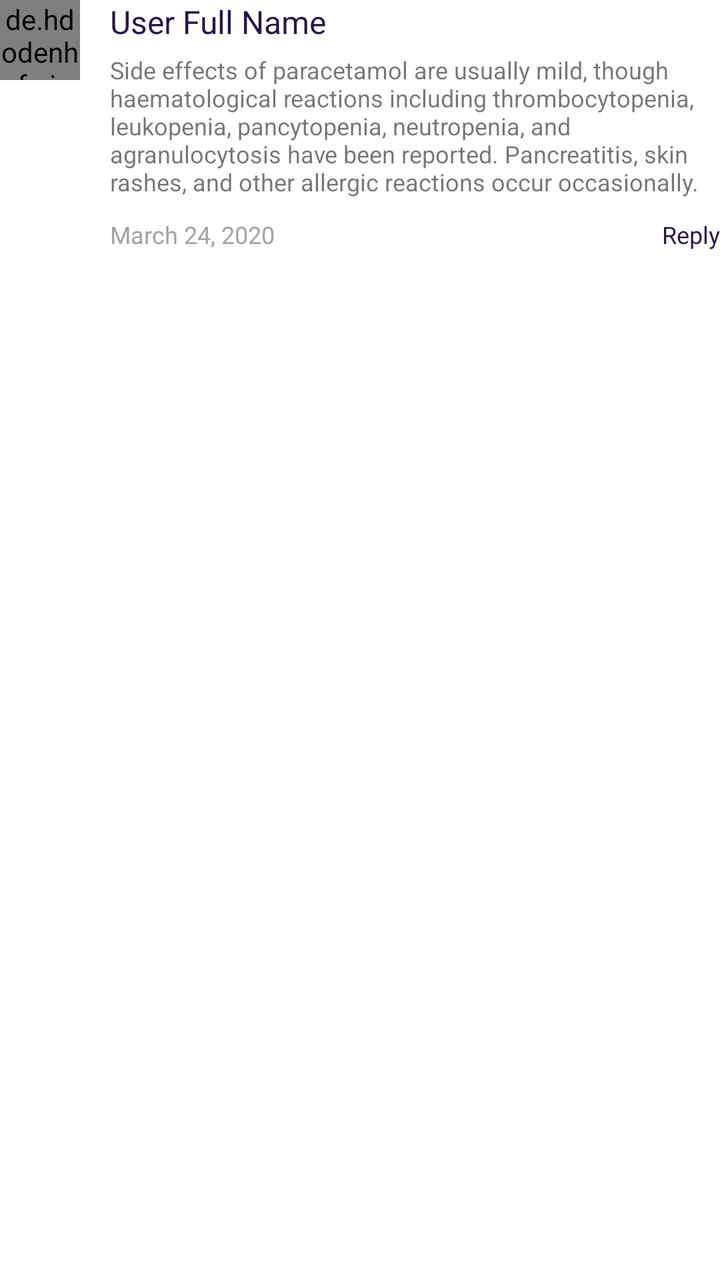
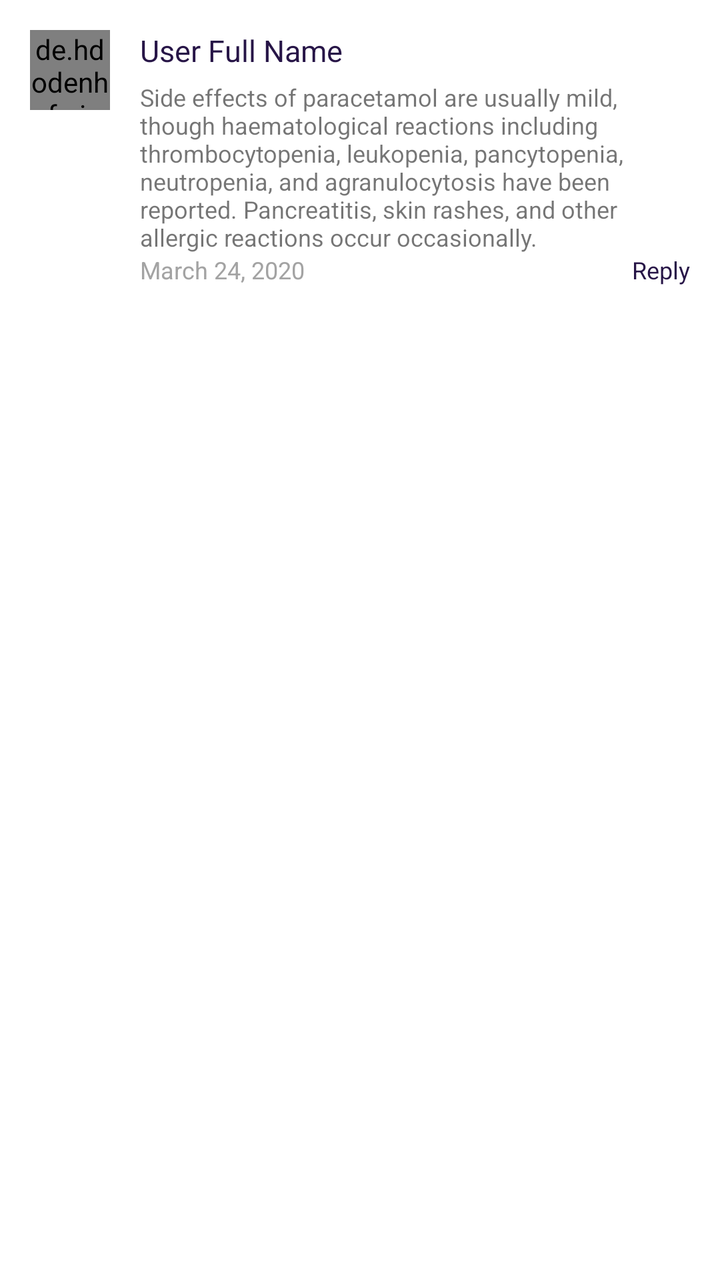

An Android layout rendered at two revisions. The XML below is the earlier revision; the diff shows what the commit changed to produce the second picture.
<!-- AndroidManifest.xml: application theme AppTheme -->
<!-- res/layout/item_comment.xml -->
<?xml version="1.0" encoding="utf-8"?>
<LinearLayout xmlns:android="http://schemas.android.com/apk/res/android"
    xmlns:app="http://schemas.android.com/apk/res-auto"
    android:id="@+id/item_layout"
    android:orientation="horizontal"
    android:layout_marginBottom="15dp"
    android:layout_width="match_parent"
    android:layout_height="wrap_content">

    <LinearLayout
        android:layout_width="wrap_content"
        android:layout_height="wrap_content">
        <de.hdodenhof.circleimageview.CircleImageView
            android:id="@+id/item_image"
            app:civ_border_width="1dp"
            app:civ_border_color="@color/colorLightGrey"
            android:src="@drawable/ic_add_photo"
            android:layout_marginEnd="15dp"
            android:layout_width="40dp"
            android:layout_height="40dp" />
    </LinearLayout>
    <LinearLayout
        android:orientation="vertical"
        android:layout_width="match_parent"
        android:layout_height="wrap_content">
        <TextView
            android:id="@+id/item_name"
            android:text="User Full Name"
            android:textSize="16sp"
            android:textAlignment="textStart"
            android:textColor="@color/colorPrimary"
            android:layout_marginBottom="5dp"
            android:layout_width="match_parent"
            android:layout_height="wrap_content"/>
        <TextView
            android:id="@+id/item_comment"
            android:text="Side effects of paracetamol are usually mild, though haematological reactions including thrombocytopenia, leukopenia, pancytopenia, neutropenia, and agranulocytosis have been reported. Pancreatitis, skin rashes, and other allergic reactions occur occasionally."
            android:textSize="12sp"
            android:textAlignment="textStart"
            android:layout_marginBottom="10dp"
            android:layout_width="wrap_content"
            android:layout_height="wrap_content"/>
        <RelativeLayout
            android:layout_width="match_parent"
            android:layout_height="wrap_content">
            <TextView
                android:id="@+id/item_date"
                android:text="March 24, 2020"
                android:textSize="12sp"
                android:textAlignment="textStart"
                android:textColor="@color/colorDeepGrey"
                android:layout_width="wrap_content"
                android:layout_height="wrap_content"/>
            <ImageButton
                android:visibility="gone"
                android:background="@drawable/ic_baseline_favorite_24"
                android:layout_marginEnd="15dp"
                android:layout_width="wrap_content"
                android:layout_height="wrap_content"/>
            <TextView
                android:id="@+id/item_reply"
                android:text="Reply"
                android:textSize="12sp"
                android:textAlignment="textStart"
                android:textColor="@color/colorPrimary"
                android:layout_alignParentEnd="true"
                android:layout_width="wrap_content"
                android:layout_height="wrap_content"/>
        </RelativeLayout>

    </LinearLayout>


</LinearLayout>
<!-- resources referenced by this layout -->
<resources>
  <color name="colorDeepGrey">#A3A3A3</color>
  <color name="colorLightGrey">#F2F2F2</color>
  <color name="colorPrimary">#271547</color>
  <!-- drawable ic_add_photo (drawable) -->
  <vector xmlns:android="http://schemas.android.com/apk/res/android"
      android:width="300dp"
      android:height="300dp"
      android:viewportWidth="300"
      android:viewportHeight="300">
    <path
        android:fillColor="#79346B"
        android:pathData="M164,199.8H91.5c-3.4,0 -6.7,-1.4 -9.1,-3.9c-2.5,-2.4 -3.8,-5.6 -3.9,-9.1v-77.7c0,-3.4 1.4,-6.7 3.9,-9.1c2.4,-2.5 5.6,-3.9 9.1,-3.9h20.7l11.7,-12.9h38.8l11.7,12.9h20.7c3.4,0 6.7,1.4 9.1,3.9c2.5,2.4 3.9,5.6 3.9,9.1v53.2c-3.2,-0.9 -6.5,-1.4 -9.8,-1.4c-19.1,0 -34.6,15.5 -34.6,34.6C163.7,196.9 163.8,198.3 164,199.8L164,199.8zM143.3,116.3c-9.2,0 -16.9,3.3 -22.7,9.7c-5,5.6 -9.7,12.1 -9.7,22c0,9 3.3,16.9 9.7,23.3c6.4,6.4 14.2,9.7 22.7,9.7c9.2,0 16.9,-3.3 22.7,-9.7c6.4,-7.1 9.7,-14.9 9.7,-22.7c0,-8.8 -3.5,-17.1 -9.7,-22.7C158.9,119.6 151.1,116.3 143.3,116.3L143.3,116.3zM189.9,107.2c-4.4,0 -7.9,3.6 -7.9,7.9c0,4.4 3.6,7.9 7.9,7.9c4.4,0 7.9,-3.6 7.9,-7.9C197.8,110.7 194.3,107.2 189.9,107.2L189.9,107.2zM143.3,168.7c-2.7,0 -5.4,-0.5 -7.9,-1.5c-2.4,-1 -4.6,-2.5 -6.4,-4.4c-1.9,-1.9 -3.4,-4.1 -4.4,-6.6c-1,-2.4 -1.5,-5 -1.5,-7.6c0,-2.6 0.5,-5.2 1.5,-7.6c1,-2.5 2.5,-4.7 4.4,-6.6c1.9,-1.9 4.1,-3.4 6.6,-4.4c2.4,-1 5,-1.5 7.6,-1.5c2.7,0 5.4,0.5 7.9,1.5c2.4,1 4.6,2.5 6.4,4.4c1.9,1.9 3.4,4.1 4.4,6.6c1,2.4 1.5,5 1.5,7.6c0,2.6 -0.5,5.2 -1.5,7.6c-1,2.5 -2.5,4.7 -4.4,6.6c-1.9,1.9 -4.1,3.4 -6.6,4.4C148.5,168.2 145.9,168.7 143.3,168.7L143.3,168.7z"/>
    <path
        android:fillColor="#79346B"
        android:pathData="M181.7,177.1c4.6,-4.6 10,-6.7 16.5,-6.7s11.8,2.3 16.5,6.7c4.6,4.4 6.7,10 6.7,16.5c0,6.5 -2.3,11.8 -6.7,16.5c-4.4,4.6 -10,6.7 -16.5,6.7s-11.8,-2.3 -16.5,-6.7c-4.6,-4.4 -6.7,-10 -6.7,-16.5S177.1,181.5 181.7,177.1zM185,206.5c3.7,3.7 8.1,5.6 13,5.6c4.9,0 9.6,-2 13,-5.6c3.5,-3.7 5.6,-8.1 5.6,-13c0,-4.9 -2,-9.6 -5.6,-13c-3.7,-3.5 -8.1,-5.6 -13,-5.6c-4.9,0 -9.6,2 -13,5.6c-3.5,3.7 -5.6,8.1 -5.6,13S181.3,202.8 185,206.5L185,206.5zM200.3,181.7v9.3h9.3v4.6h-9.3v9.3h-4.6v-9.3h-9.3V191h9.3v-9.3H200.3z"/>
  </vector>
  <!-- drawable ic_baseline_favorite_24 (drawable) -->
  <vector xmlns:android="http://schemas.android.com/apk/res/android"
      android:width="24dp"
      android:height="24dp"
      android:viewportWidth="24"
      android:viewportHeight="24"
      android:tint="?attr/colorControlNormal">
    <path
        android:fillColor="@android:color/white"
        android:pathData="M12,21.35l-1.45,-1.32C5.4,15.36 2,12.28 2,8.5 2,5.42 4.42,3 7.5,3c1.74,0 3.41,0.81 4.5,2.09C13.09,3.81 14.76,3 16.5,3 19.58,3 22,5.42 22,8.5c0,3.78 -3.4,6.86 -8.55,11.54L12,21.35z"/>
  </vector>
  <style name="AppTheme" parent="Theme.MaterialComponents.DayNight.NoActionBar">
          
          <item name="colorPrimary">@color/colorPrimary</item>
          <item name="colorPrimaryDark">@color/colorPrimaryDark</item>
          <item name="colorAccent">@color/colorAccent</item>
      </style>
  <color name="colorPrimaryDark">#43105D</color>
  <color name="colorAccent">#2D164A</color>
</resources>

<!-- the commit's change to res/layout/item_comment.xml (unified diff, before → after) -->
@@ -2,8 +2,10 @@
 <LinearLayout xmlns:android="http://schemas.android.com/apk/res/android"
     xmlns:app="http://schemas.android.com/apk/res-auto"
     android:id="@+id/item_layout"
+    android:padding="15dp"
     android:orientation="horizontal"
-    android:layout_marginBottom="15dp"
+    android:background="@color/colorWhite"
+    android:layout_marginBottom="1dp"
     android:layout_width="match_parent"
     android:layout_height="wrap_content">
 
@@ -26,7 +28,7 @@
         <TextView
             android:id="@+id/item_name"
             android:text="User Full Name"
-            android:textSize="16sp"
+            android:textSize="15sp"
             android:textAlignment="textStart"
             android:textColor="@color/colorPrimary"
             android:layout_marginBottom="5dp"
@@ -37,7 +39,6 @@
             android:text="Side effects of paracetamol are usually mild, though haematological reactions including thrombocytopenia, leukopenia, pancytopenia, neutropenia, and agranulocytosis have been reported. Pancreatitis, skin rashes, and other allergic reactions occur occasionally."
             android:textSize="12sp"
             android:textAlignment="textStart"
-            android:layout_marginBottom="10dp"
             android:layout_width="wrap_content"
             android:layout_height="wrap_content"/>
         <RelativeLayout
<!-- resource entries referenced after the edit -->
@@ -3,6 +3,7 @@
   <color name="colorDeepGrey">#A3A3A3</color>
   <color name="colorLightGrey">#F2F2F2</color>
   <color name="colorPrimary">#271547</color>
+  <color name="colorWhite">#FFFFFF</color>
   <!-- drawable ic_add_photo (drawable) -->
   <vector xmlns:android="http://schemas.android.com/apk/res/android"
       android:width="300dp"
